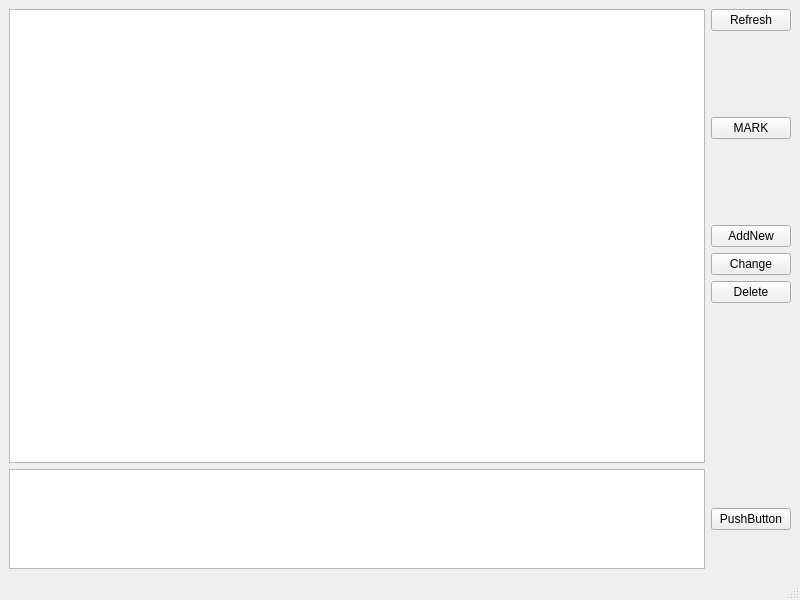
Above: ClientApp/mainwindow.ui from KirylMi/uni-OSIISP-3.1-OxotaK before the change. Below: the same form after it.
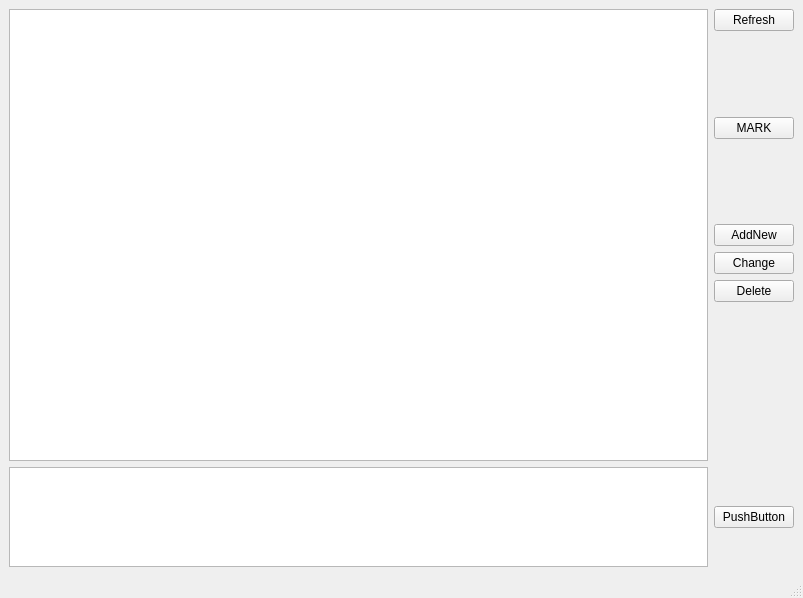
That is the form after the change.

Diff of the .ui file:
```diff
--- a/ClientApp/mainwindow.ui
+++ b/ClientApp/mainwindow.ui
@@ -6,8 +6,8 @@
    <rect>
     <x>0</x>
     <y>0</y>
-    <width>800</width>
-    <height>600</height>
+    <width>803</width>
+    <height>598</height>
    </rect>
   </property>
   <property name="windowTitle">
```
Left out of the diff: 2 changed lines with no effect on the pictures.
